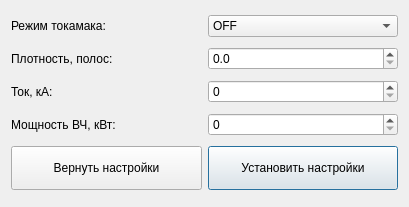
First picture: the form in ui/TOKAMAK/TokamakWidgetUIDesign.ui, repository AVSidorov/FT2SXR, before the edit.
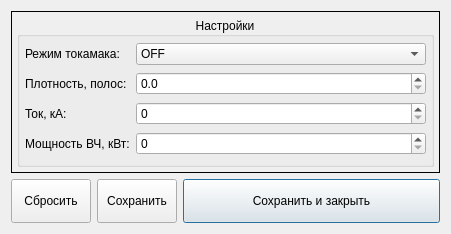
Second picture: the form after the edit. Icons and pictures are not drawn.

Commit message: new UI for devices; save and close button for devices.

The edit to the form file:
```diff
--- a/ui/TOKAMAK/TokamakWidgetUIDesign.ui
+++ b/ui/TOKAMAK/TokamakWidgetUIDesign.ui
@@ -6,16 +6,96 @@
    <rect>
     <x>0</x>
     <y>0</y>
-    <width>409</width>
-    <height>207</height>
+    <width>451</width>
+    <height>234</height>
    </rect>
   </property>
   <property name="windowTitle">
    <string>Tokamak</string>
   </property>
+  <layout class="QVBoxLayout" name="verticalLayout_2">
+   <item>
+    <widget class="QFrame" name="frame">
+     <property name="frameShape">
+      <enum>QFrame::Box</enum>
+     </property>
+     <property name="frameShadow">
+      <enum>QFrame::Plain</enum>
+     </property>
+     <layout class="QVBoxLayout" name="verticalLayout">
+      <property name="leftMargin">
+       <number>5</number>
+      </property>
+      <property name="topMargin">
+       <number>5</number>
+      </property>
+      <property name="rightMargin">
+       <number>5</number>
+      </property>
+      <property name="bottomMargin">
+       <number>5</number>
+      </property>
+      <item>
+       <widget class="QGroupBox" name="groupBox">
+        <property name="font">
+         <font>
+          <pointsize>9</pointsize>
+         </font>
+        </property>
+        <property name="title">
+         <string>Настройки</string>
+        </property>
+        <property name="alignment">
+         <set>Qt::AlignCenter</set>
+        </property>
+        <property name="flat">
+         <bool>true</bool>
+        </property>
   <layout class="QGridLayout" name="gridLayout">
+         <property name="leftMargin">
+          <number>5</number>
+         </property>
+         <property name="topMargin">
+          <number>5</number>
+         </property>
+         <property name="rightMargin">
+          <number>5</number>
+         </property>
+         <property name="bottomMargin">
+          <number>5</number>
+         </property>
+         <item row="0" column="1">
+          <widget class="QComboBox" name="mode_comboBox">
+           <item>
+            <property name="text">
+             <string>OFF</string>
+            </property>
+           </item>
+           <item>
+            <property name="text">
+             <string>OH</string>
+            </property>
+           </item>
+           <item>
+            <property name="text">
+             <string>RF</string>
+            </property>
+           </item>
+           <item>
+            <property name="text">
+             <string>Тлеющий</string>
+            </property>
+           </item>
+          </widget>
+         </item>
    <item row="0" column="0">
     <widget class="QLabel" name="label">
+           <property name="sizePolicy">
+            <sizepolicy hsizetype="Fixed" vsizetype="Preferred">
+             <horstretch>0</horstretch>
+             <verstretch>0</verstretch>
+            </sizepolicy>
+           </property>
      <property name="text">
       <string>Режим токамака:</string>
      </property>
@@ -41,41 +121,7 @@
      </property>
     </widget>
    </item>
-   <item row="0" column="1">
-    <widget class="QComboBox" name="mode_comboBox">
-     <item>
-      <property name="text">
-       <string>OFF</string>
-      </property>
-     </item>
-     <item>
-      <property name="text">
-       <string>OH</string>
-      </property>
-     </item>
-     <item>
-      <property name="text">
-       <string>RF</string>
-      </property>
-     </item>
-     <item>
-      <property name="text">
-       <string>Тлеющий</string>
-      </property>
-     </item>
-    </widget>
-   </item>
-   <item row="2" column="1">
-    <widget class="QSpinBox" name="current_spinBox">
-     <property name="accelerated">
-      <bool>true</bool>
-     </property>
-     <property name="maximum">
-      <number>500</number>
-     </property>
-    </widget>
-   </item>
-   <item row="2" column="0">
+         <item row="3" column="0">
     <widget class="QLabel" name="label_3">
      <property name="text">
       <string>Ток, кА:</string>
@@ -83,7 +129,7 @@
     </widget>
    </item>
    <item row="3" column="1">
-    <widget class="QSpinBox" name="power_spinBox">
+          <widget class="QSpinBox" name="current_spinBox">
      <property name="accelerated">
       <bool>true</bool>
      </property>
@@ -92,39 +138,80 @@
      </property>
     </widget>
    </item>
-   <item row="3" column="0">
+         <item row="4" column="0">
     <widget class="QLabel" name="label_4">
      <property name="text">
       <string>Мощность ВЧ, кВт:</string>
      </property>
     </widget>
    </item>
-   <item row="4" column="0">
-    <widget class="QPushButton" name="return_pushButton">
-     <property name="minimumSize">
-      <size>
-       <width>190</width>
-       <height>44</height>
-      </size>
-     </property>
-     <property name="font">
-      <font>
-       <pointsize>9</pointsize>
-      </font>
-     </property>
-     <property name="cursor">
-      <cursorShape>PointingHandCursor</cursorShape>
-     </property>
-     <property name="text">
-      <string>Вернуть настройки</string>
-     </property>
-    </widget>
-   </item>
    <item row="4" column="1">
+          <widget class="QSpinBox" name="power_spinBox">
+           <property name="accelerated">
+            <bool>true</bool>
+           </property>
+           <property name="maximum">
+            <number>500</number>
+           </property>
+          </widget>
+         </item>
+        </layout>
+       </widget>
+      </item>
+     </layout>
+    </widget>
+   </item>
+   <item>
+    <layout class="QHBoxLayout" name="horizontalLayout">
+     <item>
+      <widget class="QPushButton" name="return_pushButton">
+       <property name="sizePolicy">
+        <sizepolicy hsizetype="Preferred" vsizetype="Fixed">
+         <horstretch>0</horstretch>
+         <verstretch>0</verstretch>
+        </sizepolicy>
+       </property>
+       <property name="minimumSize">
+        <size>
+         <width>0</width>
+         <height>44</height>
+        </size>
+       </property>
+       <property name="font">
+        <font>
+         <pointsize>9</pointsize>
+        </font>
+       </property>
+       <property name="cursor">
+        <cursorShape>PointingHandCursor</cursorShape>
+       </property>
+       <property name="text">
+        <string>Сбросить</string>
+       </property>
+       <property name="icon">
+        <iconset>
+         <normalon>../../style/icons/icons8-close-48.png</normalon>
+        </iconset>
+       </property>
+       <property name="iconSize">
+        <size>
+         <width>30</width>
+         <height>30</height>
+        </size>
+       </property>
+      </widget>
+     </item>
+     <item>
     <widget class="QPushButton" name="install_pushButton">
+       <property name="sizePolicy">
+        <sizepolicy hsizetype="Preferred" vsizetype="Fixed">
+         <horstretch>0</horstretch>
+         <verstretch>0</verstretch>
+        </sizepolicy>
+       </property>
      <property name="minimumSize">
       <size>
-       <width>190</width>
+         <width>0</width>
        <height>44</height>
       </size>
      </property>
@@ -137,12 +224,63 @@
       <cursorShape>PointingHandCursor</cursorShape>
      </property>
      <property name="text">
-      <string>Установить настройки</string>
+        <string>Сохранить</string>
+       </property>
+       <property name="icon">
+        <iconset>
+         <normalon>../../style/icons/icons8-save-48.png</normalon>
+        </iconset>
+       </property>
+       <property name="iconSize">
+        <size>
+         <width>30</width>
+         <height>30</height>
+        </size>
+       </property>
+       <property name="default">
+        <bool>false</bool>
+       </property>
+      </widget>
+     </item>
+     <item>
+      <widget class="QPushButton" name="saveclose_pushButton">
+       <property name="sizePolicy">
+        <sizepolicy hsizetype="Expanding" vsizetype="Fixed">
+         <horstretch>0</horstretch>
+         <verstretch>0</verstretch>
+        </sizepolicy>
+       </property>
+       <property name="minimumSize">
+        <size>
+         <width>0</width>
+         <height>44</height>
+        </size>
+       </property>
+       <property name="font">
+        <font>
+         <pointsize>9</pointsize>
+        </font>
+       </property>
+       <property name="text">
+        <string>Сохранить и закрыть</string>
+       </property>
+       <property name="icon">
+        <iconset>
+         <normalon>../../style/icons/icons8-save-close-48.png</normalon>
+        </iconset>
+       </property>
+       <property name="iconSize">
+        <size>
+         <width>30</width>
+         <height>30</height>
+        </size>
      </property>
      <property name="default">
       <bool>true</bool>
      </property>
     </widget>
+     </item>
+    </layout>
    </item>
   </layout>
  </widget>
```
Lines whose indentation alone changed are shown as unchanged. The commit also changes 35 other files.
